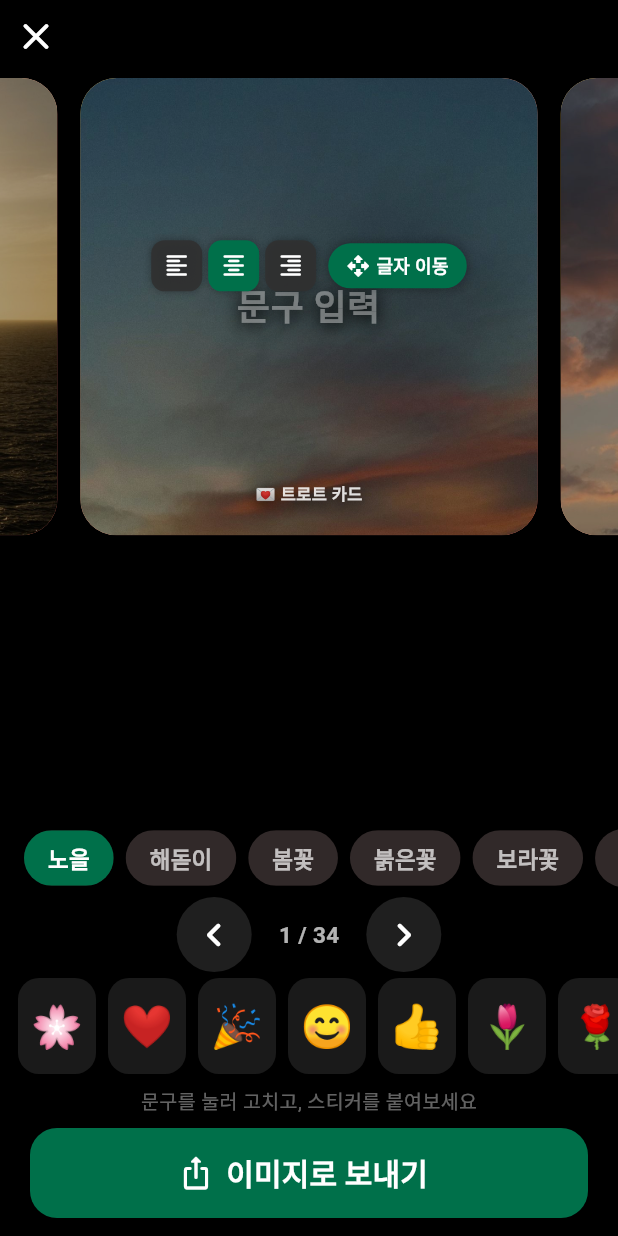
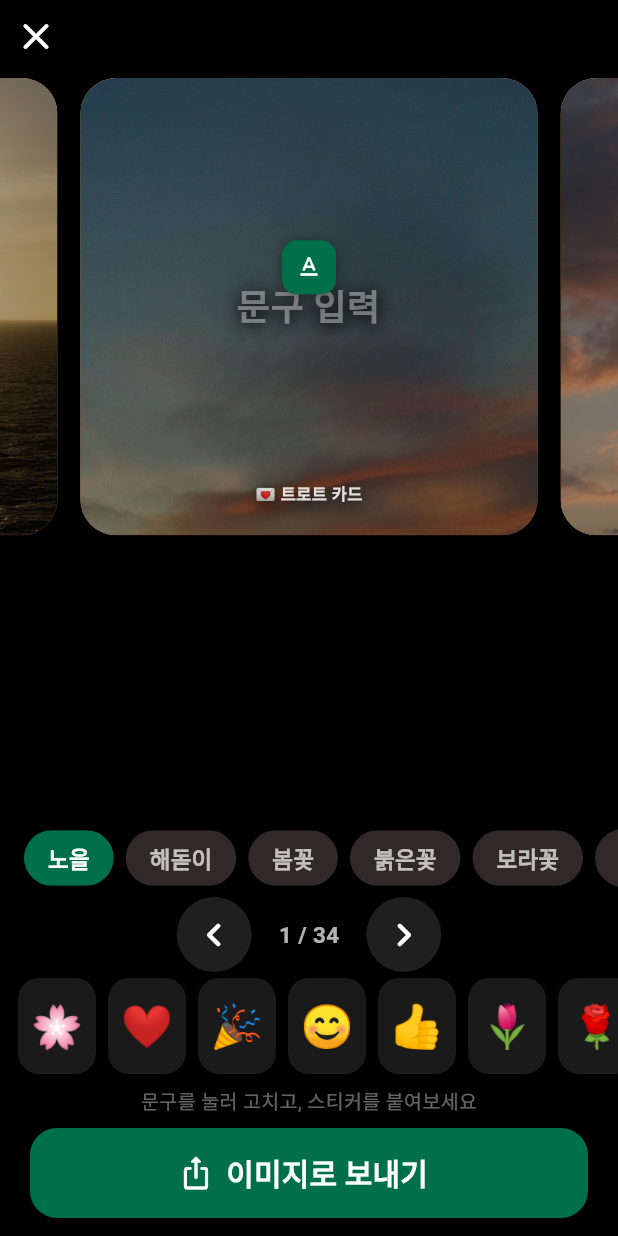
Before and after one commit to leentj-dev/trotcard, a Flutter app: the EditShareScreen screen opened directly with empty values, on a phone screen of 412 x 824 dp. Run offline on Flutter 3.47's test engine with Material 3 defaults, Android fonts, the phone set to English and light mode, and no system bars; our stand-ins replace cached_network_image, cloud_firestore, firebase_core, firebase_remote_config, google_mobile_ads, package_info_plus and 3 more; accounts and stored records are empty; network calls fail.

Commit message:
feat: 글자 도구(정렬·이동) 접고 펴기 — 기본 접힘으로 글자 가림 해소
- _textToolsOpen 토글: 접히면 작은 버튼만, 펴면 정렬 3개+이동 손잡이+닫기
- version 1.0.0+16

Co-Authored-By: Claude Opus 4.8 (1M context) <noreply@anthropic.com>

```diff
--- a/app/lib/widgets/greeting_card.dart
+++ b/app/lib/widgets/greeting_card.dart
@@ -356,6 +356,8 @@ class _EditShareScreenState extends State<EditShareScreen>
   Offset _textPos = const Offset(0.5, 0.5);
   // 문구 정렬(왼쪽/가운데/오른쪽).
   TextAlign _textAlign = TextAlign.center;
+  // 글자 도구(정렬·이동) 펼침 여부. 기본은 접힘 → 글자가 잘 보이게.
+  bool _textToolsOpen = false;
 
   static const _palette = [
     '🌸','❤️','🎉','😊','👍','🌷','🌹','✨','🥰','💐',
@@ -757,7 +759,7 @@ class _EditShareScreenState extends State<EditShareScreen>
           ),
         ),
       ),
-      // 글자 정렬 버튼 + 이동 손잡이 — 카드 본체 레이어(터치가 잡히도록). 캡처엔 미표시.
+      // 글자 도구(정렬·이동) — 접고 펴기. 접히면 작은 버튼만 → 글자가 잘 보임. 캡처엔 미표시.
       if (!capture)
         Positioned(
           left: 0,
@@ -765,18 +767,25 @@ class _EditShareScreenState extends State<EditShareScreen>
           top: (_textPos.dy * side - side * 0.145).clamp(0.0, side * 0.88),
           child: Align(
             alignment: Alignment(_textPos.dx * 2 - 1, 0),
-            child: Row(
+            child: _textToolsOpen
+                ? Row(
                     mainAxisSize: MainAxisSize.min,
                     children: [
-                _alignBtn(TextAlign.left, Icons.format_align_left_rounded),
+                      _alignBtn(
+                          TextAlign.left, Icons.format_align_left_rounded),
                       const SizedBox(width: 4),
-                _alignBtn(TextAlign.center, Icons.format_align_center_rounded),
+                      _alignBtn(
+                          TextAlign.center, Icons.format_align_center_rounded),
                       const SizedBox(width: 4),
-                _alignBtn(TextAlign.right, Icons.format_align_right_rounded),
+                      _alignBtn(
+                          TextAlign.right, Icons.format_align_right_rounded),
                       const SizedBox(width: 8),
                       _textMoveHandle(side),
+                      const SizedBox(width: 6),
+                      _toolToggle(false, Icons.close_rounded),
                     ],
-            ),
+                  )
+                : _toolToggle(true, Icons.text_format_rounded),
           ),
         ),
       // 브랜드 — 카드 맨 하단
@@ -801,6 +810,25 @@ class _EditShareScreenState extends State<EditShareScreen>
       child: capture
           ? RepaintBoundary(key: _boundaryKey, child: stack)
           : stack,
+    );
+  }
+
+  /// 글자 도구 접기/펴기 버튼.
+  Widget _toolToggle(bool open, IconData icon) {
+    return GestureDetector(
+      behavior: HitTestBehavior.opaque,
+      onTap: () => setState(() => _textToolsOpen = open),
+      child: Container(
+        width: 36,
+        height: 36,
+        alignment: Alignment.center,
+        decoration: BoxDecoration(
+          color: const Color(0xFF00704A),
+          borderRadius: BorderRadius.circular(10),
+          boxShadow: const [BoxShadow(color: Color(0x66000000), blurRadius: 5)],
+        ),
+        child: Icon(icon, color: Colors.white, size: 20),
+      ),
     );
   }
 
--- a/app/pubspec.yaml
+++ b/app/pubspec.yaml
@@ -2,7 +2,7 @@ name: trotcard
 description: "트로트 카드 — 트롯을 들으며 마음 카드를 나누는 시니어용 앱."
 publish_to: 'none'
 
-version: 1.0.0+15
+version: 1.0.0+16
 
 environment:
   sdk: ^3.11.1
```
Lines whose indentation alone changed are shown as unchanged.
